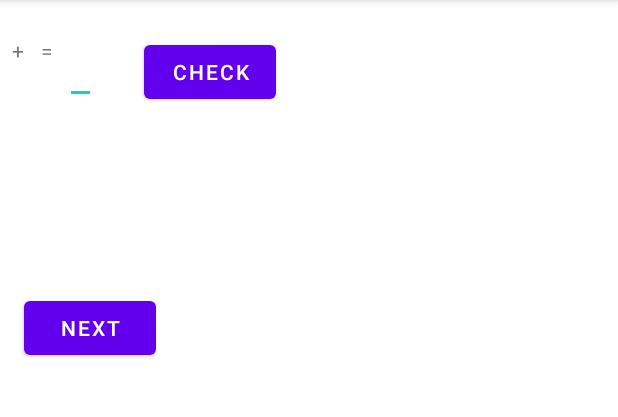
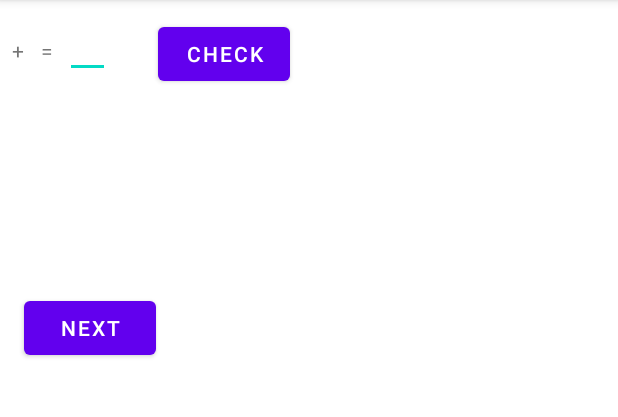
Before and after one commit to etipps1/SumFun, an Android app: the PlayGameActivity screen opened directly, with no data from a screen before it, on a phone screen of 412 x 824 dp, the part 84-501 px from its top. Run offline under Robolectric (Android 15) with nearby library versions, the phone set to English and light mode, and no system bars.

Commit message:
game response relocated

```diff
--- a/app/src/main/java/com/example/sumfun/presenter/PlayGamePresenter.java
+++ b/app/src/main/java/com/example/sumfun/presenter/PlayGamePresenter.java
@@ -34,7 +34,7 @@ public class PlayGamePresenter {
         playGameActivity.displayToast("Let's begin at level "+user.getCurrentLevel());
     }
     public void submitEquation(){
-        randomInt=(int)(Math.random()*10);
+       randomInt=(int)(Math.random()*10);
        playGameActivity.showEquation(currentLevel, op, randomInt);
 
     }
--- a/app/src/main/res/layout/activity_play_game.xml
+++ b/app/src/main/res/layout/activity_play_game.xml
@@ -42,26 +42,27 @@
         android:text="@string/equals"
         app:layout_constraintStart_toEndOf="@+id/secondNum"
         app:layout_constraintTop_toTopOf="parent" />
+
     <EditText
-        android:layout_width="wrap_content"
-        android:layout_height="wrap_content"
         android:id="@+id/response"
+        android:layout_width="30dp"
+        android:layout_height="36dp"
+        android:layout_marginStart="8dp"
+        android:layout_marginTop="16dp"
         android:inputType="number"
-        android:layout_marginStart="8dp"
-        android:layout_marginTop="24dp"
+        android:textSize="14sp"
         app:layout_constraintStart_toEndOf="@+id/equals"
-        app:layout_constraintTop_toTopOf="parent"/>
+        app:layout_constraintTop_toTopOf="parent" />
 
     <Button
         android:id="@+id/check"
         android:layout_width="wrap_content"
         android:layout_height="wrap_content"
         android:layout_marginStart="32dp"
-        android:layout_marginTop="24dp"
         android:text="@string/submit"
         android:textColor="#FFFFFF"
-        app:layout_constraintStart_toEndOf="@+id/response"
-        app:layout_constraintTop_toTopOf="parent" />
+        app:layout_constraintBaseline_toBaselineOf="@+id/response"
+        app:layout_constraintStart_toEndOf="@+id/response" />
 
     <Button
         android:id="@+id/next"
```
